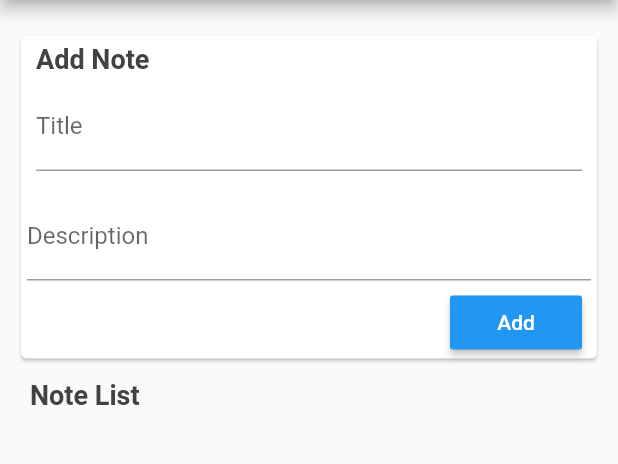
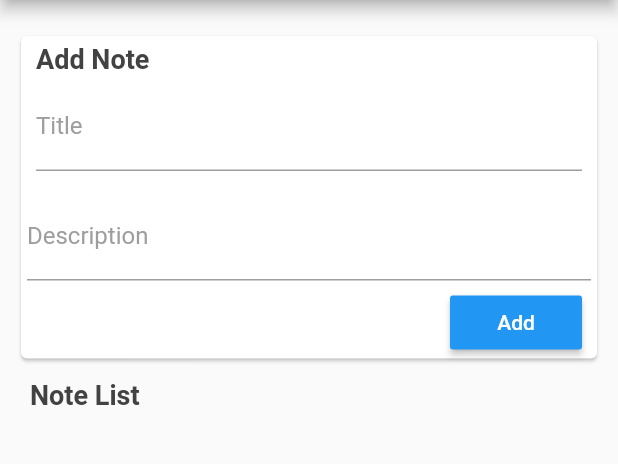
Before and after one commit to gurupatel-sa/flutter-listview-demo, a Flutter app: the screen it shows after launch, on a phone screen of 412 x 824 dp, the part 84-548 px from its top. Run offline on Flutter 3.47's test engine with Material 2 defaults, Android fonts, the phone set to English and light mode, and no system bars.

Commit message:
lable not displaying fix

```diff
--- a/lib/main.dart
+++ b/lib/main.dart
@@ -72,6 +72,7 @@ class DynamicList extends State<ListDisplay> {
                       controller: titleController,
                       decoration: const InputDecoration(
                         labelText: 'Title',
+                        labelStyle: TextStyle(color: Colors.grey)
                       ),
                       onSaved: (String value) {
                         // This optional block of code can be used to run
@@ -88,6 +89,7 @@ class DynamicList extends State<ListDisplay> {
                       controller: descController,
                       decoration: const InputDecoration(
                         labelText: 'Description',
+                        labelStyle: TextStyle(color: Colors.grey)
                       ),
                       onSaved: (String value) {
                         // This optional block of code can be used to run
```
